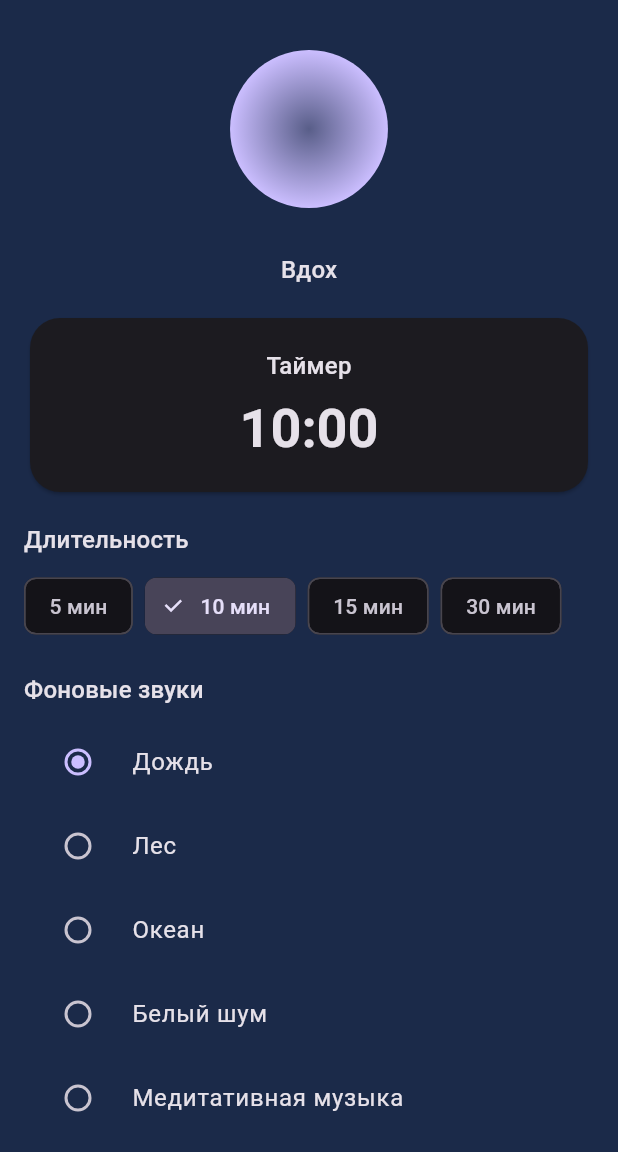
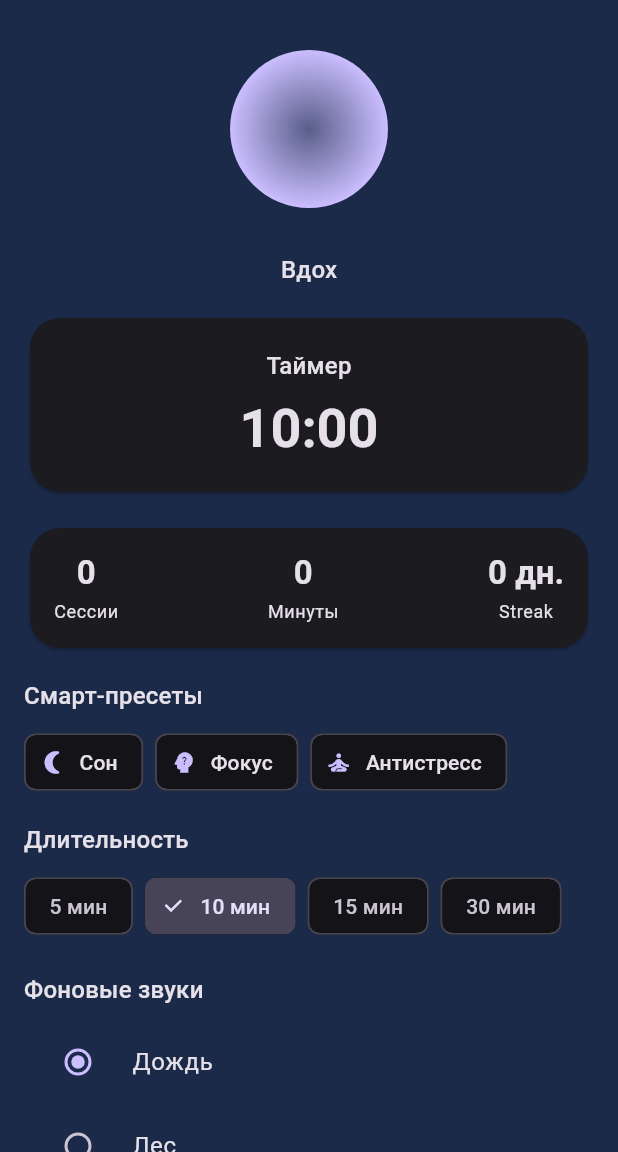
Before and after one commit to immortalwarrior15/habitsnap, a Flutter app: the screen it shows after launch, on a phone screen of 412 x 824 dp, the part 84-1236 px from its top. Run offline on Flutter 3.47's test engine with Material 3 defaults, Android fonts, the light colour scheme and no system bars; our stand-ins replace flutter_riverpod, just_audio, just_audio_background, shared_preferences.

Commit message:
feat: add growth features with presets, volume and progress stats

```diff
--- a/lib/presentation/screens/home_screen.dart
+++ b/lib/presentation/screens/home_screen.dart
@@ -10,6 +10,11 @@ class HomeScreen extends ConsumerWidget {
   const HomeScreen({super.key});
 
   static const _durations = [5, 10, 15, 30];
+  static const _presets = <({String id, String title, IconData icon})>[
+    (id: 'sleep', title: 'Сон', icon: Icons.nightlight_round),
+    (id: 'focus', title: 'Фокус', icon: Icons.psychology_alt),
+    (id: 'antiStress', title: 'Антистресс', icon: Icons.self_improvement),
+  ];
 
   @override
   Widget build(BuildContext context, WidgetRef ref) {
@@ -34,6 +39,48 @@ class HomeScreen extends ConsumerWidget {
             if (state.isBreathingAnimationEnabled) const BreathingAnimation(),
             const SizedBox(height: 16),
             TimerCard(remainingSeconds: state.remainingSeconds),
+            const SizedBox(height: 16),
+            Card(
+              shape: RoundedRectangleBorder(
+                borderRadius: BorderRadius.circular(20),
+              ),
+              child: Padding(
+                padding: const EdgeInsets.all(16),
+                child: Row(
+                  mainAxisAlignment: MainAxisAlignment.spaceBetween,
+                  children: [
+                    _Metric(
+                      label: 'Сессии',
+                      value: '${state.totalSessions}',
+                    ),
+                    _Metric(
+                      label: 'Минуты',
+                      value: '${state.totalMeditationMinutes}',
+                    ),
+                    _Metric(
+                      label: 'Streak',
+                      value: '${state.currentStreak} дн.',
+                    ),
+                  ],
+                ),
+              ),
+            ),
+            const SizedBox(height: 16),
+            Text('Смарт-пресеты', style: Theme.of(context).textTheme.titleMedium),
+            const SizedBox(height: 8),
+            Wrap(
+              spacing: 8,
+              runSpacing: 8,
+              children: _presets
+                  .map(
+                    (preset) => ActionChip(
+                      avatar: Icon(preset.icon, size: 18),
+                      label: Text(preset.title),
+                      onPressed: () => controller.applyPreset(preset.id),
+                    ),
+                  )
+                  .toList(),
+            ),
             const SizedBox(height: 16),
             Text('Длительность', style: Theme.of(context).textTheme.titleMedium),
             const SizedBox(height: 8),
@@ -62,6 +109,18 @@ class HomeScreen extends ConsumerWidget {
                     controller.setSound(value);
                   }
                 },
+              ),
+            ),
+            ListTile(
+              contentPadding: EdgeInsets.zero,
+              title: const Text('Громкость'),
+              subtitle: Slider(
+                value: state.volume,
+                min: 0,
+                max: 1,
+                divisions: 10,
+                label: '${(state.volume * 100).round()}%',
+                onChanged: controller.setVolume,
               ),
             ),
             SwitchListTile(
@@ -96,3 +155,26 @@ class HomeScreen extends ConsumerWidget {
     );
   }
 }
+
+class _Metric extends StatelessWidget {
+  const _Metric({required this.label, required this.value});
+
+  final String label;
+  final String value;
+
+  @override
+  Widget build(BuildContext context) {
+    return Column(
+      children: [
+        Text(
+          value,
+          style: Theme.of(context).textTheme.titleLarge?.copyWith(
+                fontWeight: FontWeight.bold,
+              ),
+        ),
+        const SizedBox(height: 4),
+        Text(label, style: Theme.of(context).textTheme.bodySmall),
+      ],
+    );
+  }
+}
--- a/lib/services/audio_player_service.dart
+++ b/lib/services/audio_player_service.dart
@@ -29,6 +29,8 @@ class AudioPlayerService {
     }
   }
 
+  Future<void> setVolume(double value) => _player.setVolume(value);
+
   Future<void> pause() => _player.pause();
 
   Future<void> stop() async {
```
Also changed, not shown: lib/application/providers.dart (+71 -1 lines), lib/data/repositories/settings_repository_impl.dart (+17 -0 lines), lib/domain/entities/meditation_settings.dart (+28 -0 lines), 1 other file.
